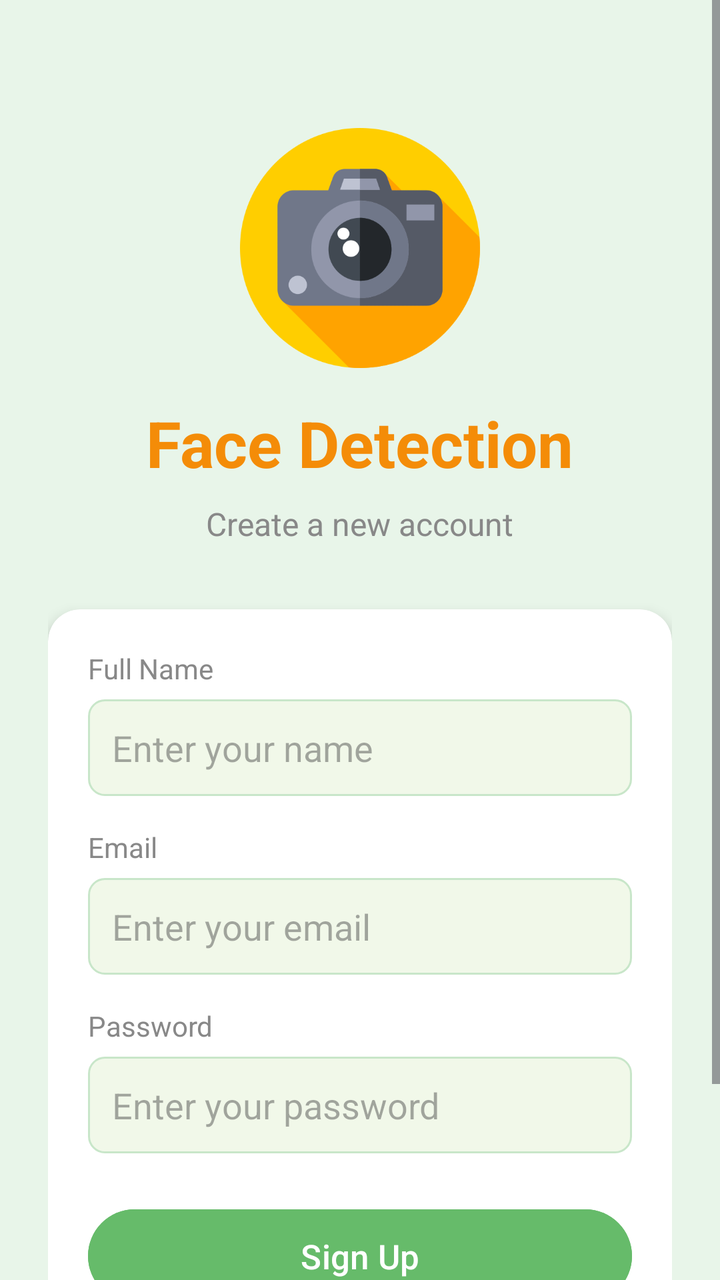
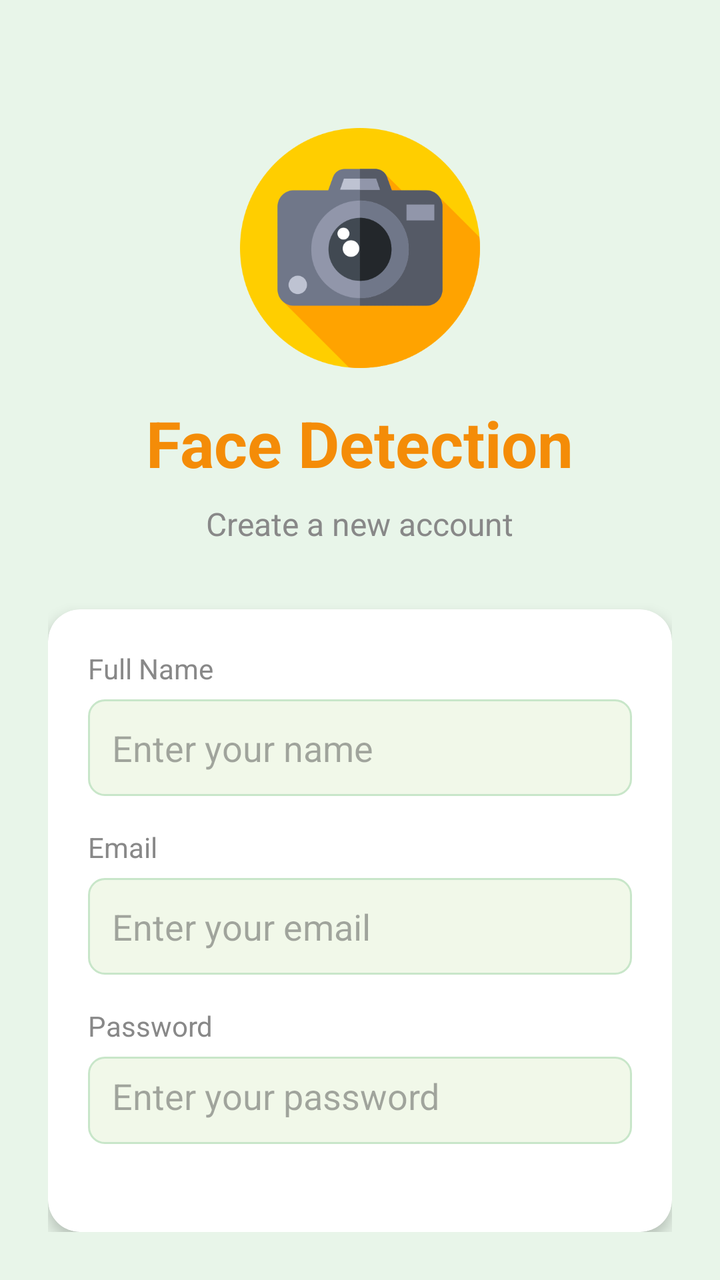

Before-and-after screenshots of an Android layout around one commit, followed by the original layout XML and the change that was made.
<!-- AndroidManifest.xml: application theme Theme.FaceDetection -->
<!-- res/layout/activity_signup.xml -->
<?xml version="1.0" encoding="utf-8"?>
<ScrollView
    xmlns:android="http://schemas.android.com/apk/res/android"
    xmlns:app="http://schemas.android.com/apk/res-auto"
    android:layout_width="match_parent"
    android:layout_height="match_parent"
    android:background="#E8F5E9">

    <LinearLayout
        android:layout_width="match_parent"
        android:layout_height="wrap_content"
        android:orientation="vertical"
        android:padding="24dp"
        android:gravity="center_horizontal">

        <ImageView
            android:layout_width="120dp"
            android:layout_height="120dp"
            android:src="@drawable/camera"
            android:layout_marginTop="40dp"
            android:layout_marginBottom="16dp"/>

        <TextView
            android:layout_width="wrap_content"
            android:layout_height="wrap_content"
            android:text="Face Detection"
            android:textSize="32sp"
            android:textStyle="bold"
            android:textColor="#F48C08"
            android:layout_marginBottom="8dp"/>

        <TextView
            android:layout_width="wrap_content"
            android:layout_height="wrap_content"
            android:text="Create a new account"
            android:textSize="16sp"
            android:textColor="#888888"
            android:layout_marginBottom="32dp"/>

        <androidx.cardview.widget.CardView
            android:layout_width="match_parent"
            android:layout_height="wrap_content"
            app:cardCornerRadius="16dp"
            app:cardElevation="4dp"
            app:cardBackgroundColor="#FFFFFF">

            <LinearLayout
                android:layout_width="match_parent"
                android:layout_height="wrap_content"
                android:orientation="vertical"
                android:padding="20dp">

                <TextView
                    android:layout_width="wrap_content"
                    android:layout_height="wrap_content"
                    android:text="Full Name"
                    android:textSize="14sp"
                    android:textColor="#888888"
                    android:layout_marginBottom="6dp"/>

                <EditText
                    android:id="@+id/etName"
                    android:layout_width="match_parent"
                    android:layout_height="wrap_content"
                    android:hint="Enter your name"
                    android:inputType="textPersonName"
                    android:padding="12dp"
                    android:background="@drawable/edit_text_bg"
                    android:layout_marginBottom="16dp"/>

                <TextView
                    android:layout_width="wrap_content"
                    android:layout_height="wrap_content"
                    android:text="Email"
                    android:textSize="14sp"
                    android:textColor="#888888"
                    android:layout_marginBottom="6dp"/>

                <EditText
                    android:id="@+id/etEmail"
                    android:layout_width="match_parent"
                    android:layout_height="wrap_content"
                    android:hint="Enter your email"
                    android:inputType="textEmailAddress"
                    android:padding="12dp"
                    android:background="@drawable/edit_text_bg"
                    android:layout_marginBottom="16dp"/>

                <TextView
                    android:layout_width="wrap_content"
                    android:layout_height="wrap_content"
                    android:text="Password"
                    android:textSize="14sp"
                    android:textColor="#888888"
                    android:layout_marginBottom="6dp"/>

                <EditText
                    android:id="@+id/etPassword"
                    android:layout_width="match_parent"
                    android:layout_height="wrap_content"
                    android:hint="Enter your password"
                    android:inputType="textPassword"
                    android:padding="12dp"
                    android:background="@drawable/edit_text_bg"
                    android:layout_marginBottom="24dp"/>

                <Button
                    android:id="@+id/btnSignup"
                    android:layout_width="match_parent"
                    android:layout_height="wrap_content"
                    android:text="Sign Up"
                    android:backgroundTint="#66BB6A"
                    android:textColor="#FFFFFF"
                    android:textSize="17sp"
                    android:padding="12dp"/>

            </LinearLayout>
        </androidx.cardview.widget.CardView>

        <TextView
            android:id="@+id/tvGoToLogin"
            android:layout_width="wrap_content"
            android:layout_height="wrap_content"
            android:text="Already have an account? Login"
            android:textColor="#F48C08"
            android:textSize="15sp"
            android:layout_marginTop="20dp"
            android:padding="8dp"/>

    </LinearLayout>
</ScrollView>
<!-- resources referenced by this layout -->
<resources>
  <!-- drawable camera: png bitmap (drawable, 25431 bytes) -->
  <!-- drawable edit_text_bg (drawable) -->
  <?xml version="1.0" encoding="utf-8"?>
  <shape xmlns:android="http://schemas.android.com/apk/res/android"
      android:shape="rectangle">
      <solid android:color="#F1F8E9"/>
      <corners android:radius="8dp"/>
      <stroke android:width="1dp" android:color="#C8E6C9"/>
  </shape>
  <style name="Theme.FaceDetection" parent="Base.Theme.FaceDetection" />
  <style name="Base.Theme.FaceDetection" parent="Theme.Material3.DayNight.NoActionBar">
          
          
      </style>
</resources>

<!-- the commit's change to res/layout/activity_signup.xml (unified diff, before → after) -->
@@ -1,5 +1,5 @@
 <?xml version="1.0" encoding="utf-8"?>
-<ScrollView
+<LinearLayout
     xmlns:android="http://schemas.android.com/apk/res/android"
     xmlns:app="http://schemas.android.com/apk/res-auto"
     android:layout_width="match_parent"
@@ -128,4 +128,4 @@
             android:padding="8dp"/>
 
     </LinearLayout>
-</ScrollView>
+</LinearLayout>
